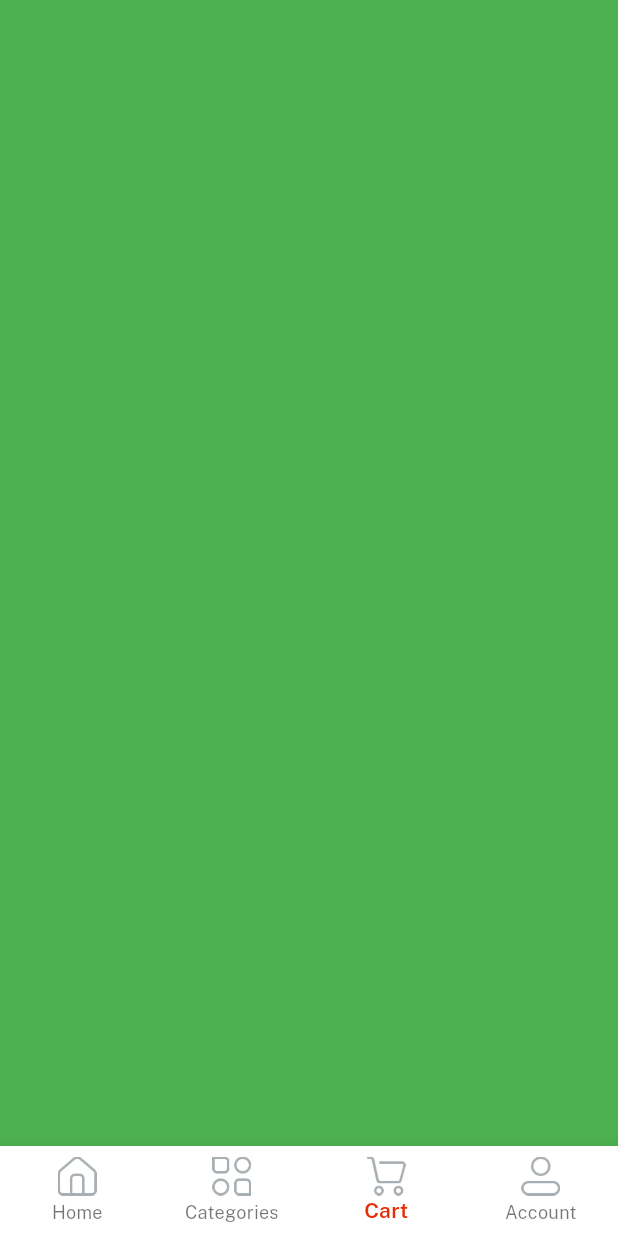
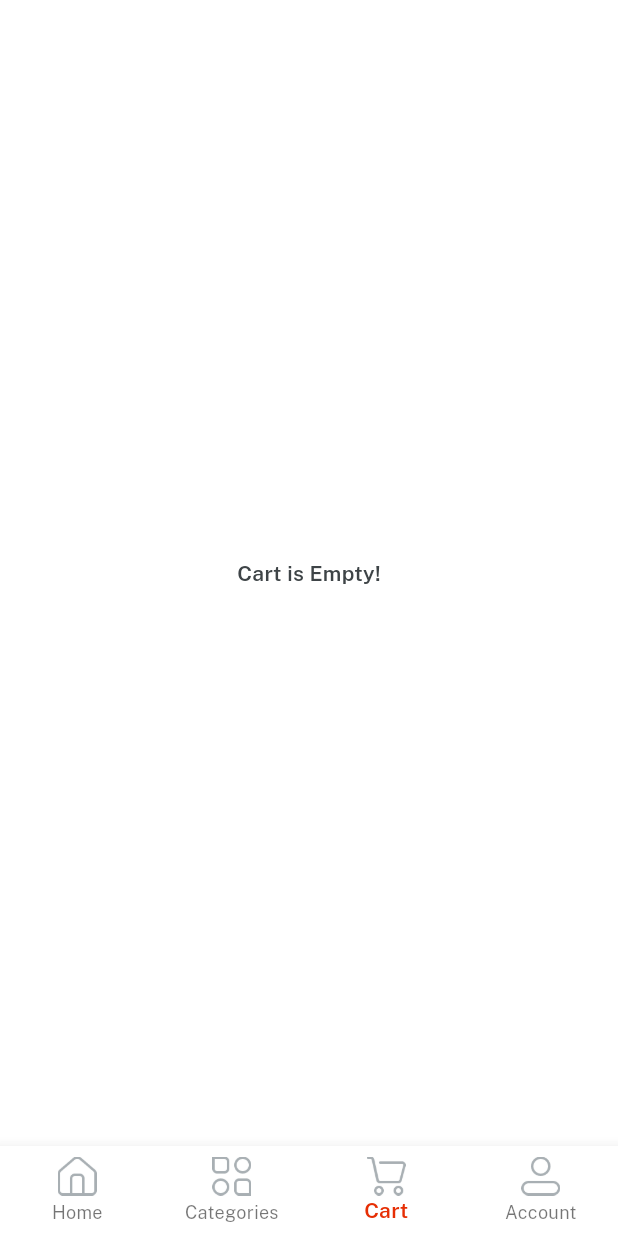
Before and after one commit to AAM-Mustahid/Emart_Plus, a Flutter app: the Home screen opened directly, item 3 of the bottom bar chosen, on a phone screen of 412 x 824 dp. Run offline on Flutter 3.47's test engine with Material 3 defaults, Android fonts, the phone set to English and light mode, and no system bars; our stand-ins replace get, velocity_x.

Commit message:
Worked on Cart Page

```diff
--- a/lib/views/cart_screen/cart_screen.dart
+++ b/lib/views/cart_screen/cart_screen.dart
@@ -1,10 +1,17 @@
-import 'package:flutter/material.dart';
+import 'package:emart_plus/consts/consts.dart';
 
 class CartScreen extends StatelessWidget {
   const CartScreen({super.key});
 
   @override
   Widget build(BuildContext context) {
-    return Container(color: Colors.green);
+    return Container(
+      color: Colors.white,
+      child: "Cart is Empty!"
+          .text
+          .fontFamily(semibold)
+          .color(darkFontGrey)
+          .makeCentered(),
+    );
   }
 }
```
